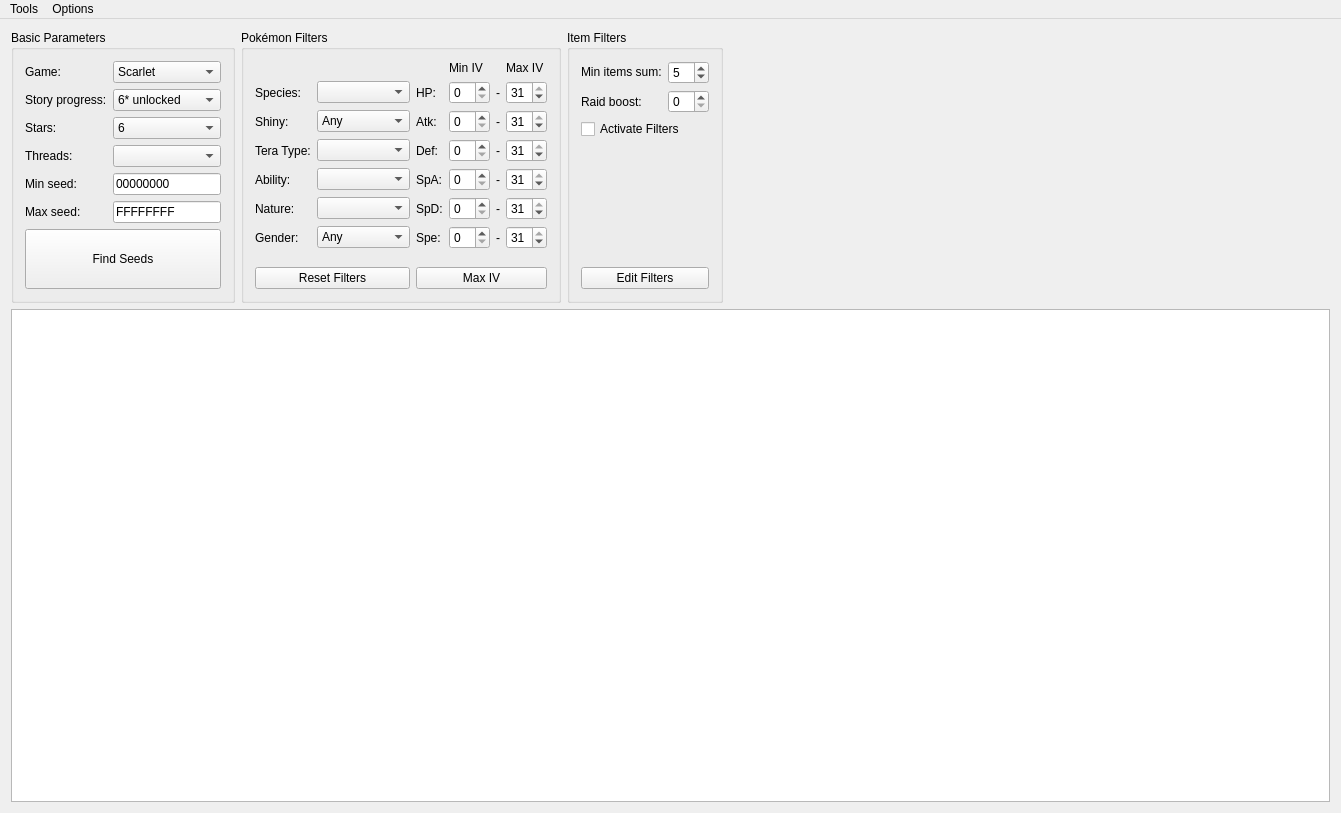
The window that RaidCalc/RaidCalc.ui (MewTracker/sv-research) describes before a commit, drawn with Qt 5.
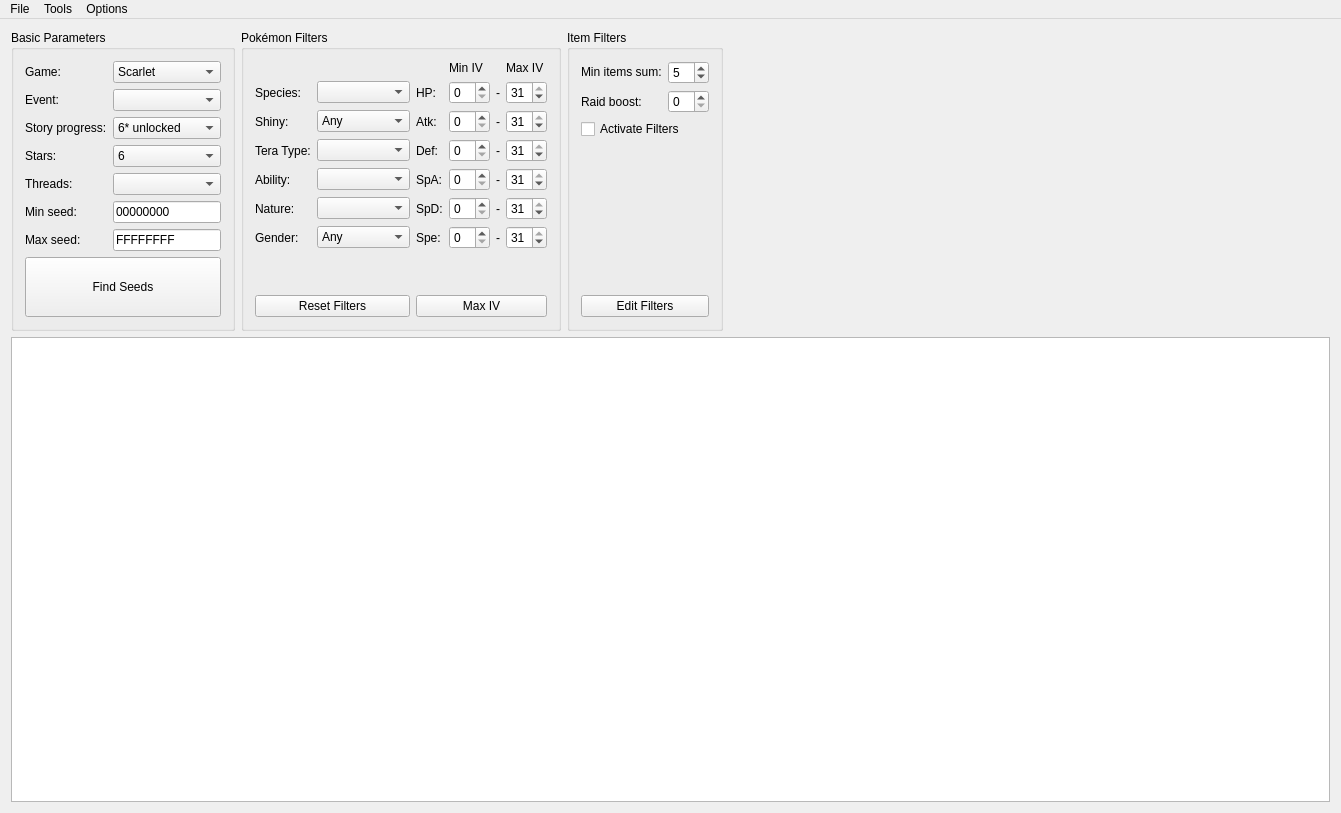
The same window after the commit.

Commit message: Added support for event raids

Diff of the .ui file:
```diff
--- a/RaidCalc/RaidCalc.ui
+++ b/RaidCalc/RaidCalc.ui
@@ -29,7 +29,49 @@
          <string>Basic Parameters</string>
         </property>
         <layout class="QGridLayout" name="gridLayout">
-         <item row="6" column="0" colspan="2">
+         <item row="2" column="1">
+          <widget class="QComboBox" name="comboBoxStage">
+           <property name="currentIndex">
+            <number>4</number>
+           </property>
+           <item>
+            <property name="text">
+             <string>None</string>
+            </property>
+           </item>
+           <item>
+            <property name="text">
+             <string>3* unlocked</string>
+            </property>
+           </item>
+           <item>
+            <property name="text">
+             <string>4* unlocked</string>
+            </property>
+           </item>
+           <item>
+            <property name="text">
+             <string>5* unlocked</string>
+            </property>
+           </item>
+           <item>
+            <property name="text">
+             <string>6* unlocked</string>
+            </property>
+           </item>
+          </widget>
+         </item>
+         <item row="4" column="0">
+          <widget class="QLabel" name="labelThreads">
+           <property name="text">
+            <string>Threads:</string>
+           </property>
+          </widget>
+         </item>
+         <item row="4" column="1">
+          <widget class="QComboBox" name="comboBoxThreads"/>
+         </item>
+         <item row="7" column="0" colspan="2">
           <widget class="QPushButton" name="buttonFindSeeds">
            <property name="minimumSize">
             <size>
@@ -42,28 +84,20 @@
            </property>
           </widget>
          </item>
-         <item row="3" column="0">
-          <widget class="QLabel" name="labelThreads">
-           <property name="text">
-            <string>Threads:</string>
+         <item row="6" column="1">
+          <widget class="QLineEdit" name="editMaxSeed">
+           <property name="sizePolicy">
+            <sizepolicy hsizetype="Preferred" vsizetype="Fixed">
+             <horstretch>0</horstretch>
+             <verstretch>0</verstretch>
+            </sizepolicy>
            </property>
-          </widget>
-         </item>
-         <item row="5" column="0">
-          <widget class="QLabel" name="labelMaxSeed">
            <property name="text">
-            <string>Max seed:</string>
+            <string>FFFFFFFF</string>
            </property>
           </widget>
          </item>
-         <item row="4" column="0">
-          <widget class="QLabel" name="labelMinSeed">
-           <property name="text">
-            <string>Min seed:</string>
-           </property>
-          </widget>
-         </item>
-         <item row="4" column="1">
+         <item row="5" column="1">
           <widget class="QLineEdit" name="editMinSeed">
            <property name="sizePolicy">
             <sizepolicy hsizetype="Preferred" vsizetype="Fixed">
@@ -76,14 +110,42 @@
            </property>
           </widget>
          </item>
-         <item row="2" column="0">
+         <item row="3" column="0">
           <widget class="QLabel" name="labelStars">
            <property name="text">
             <string>Stars:</string>
            </property>
           </widget>
          </item>
-         <item row="2" column="1">
+         <item row="6" column="0">
+          <widget class="QLabel" name="labelMaxSeed">
+           <property name="text">
+            <string>Max seed:</string>
+           </property>
+          </widget>
+         </item>
+         <item row="0" column="0">
+          <widget class="QLabel" name="labelGame">
+           <property name="text">
+            <string>Game:</string>
+           </property>
+          </widget>
+         </item>
+         <item row="0" column="1">
+          <widget class="QComboBox" name="comboBoxGame">
+           <item>
+            <property name="text">
+             <string>Scarlet</string>
+            </property>
+           </item>
+           <item>
+            <property name="text">
+             <string>Violet</string>
+            </property>
+           </item>
+          </widget>
+         </item>
+         <item row="3" column="1">
           <widget class="QComboBox" name="comboBoxStars">
            <property name="currentIndex">
             <number>5</number>
@@ -118,33 +180,6 @@
              <string>6</string>
             </property>
            </item>
-          </widget>
-         </item>
-         <item row="5" column="1">
-          <widget class="QLineEdit" name="editMaxSeed">
-           <property name="sizePolicy">
-            <sizepolicy hsizetype="Preferred" vsizetype="Fixed">
-             <horstretch>0</horstretch>
-             <verstretch>0</verstretch>
-            </sizepolicy>
-           </property>
-           <property name="text">
-            <string>FFFFFFFF</string>
-           </property>
-          </widget>
-         </item>
-         <item row="0" column="0">
-          <widget class="QLabel" name="labelGame">
-           <property name="text">
-            <string>Game:</string>
-           </property>
-          </widget>
-         </item>
-         <item row="3" column="1">
-          <widget class="QComboBox" name="comboBoxThreads"/>
-         </item>
-         <item row="0" column="1">
-          <widget class="QComboBox" name="comboBoxGame">
            <item>
             <property name="text">
              <string>Scarlet</string>
@@ -157,43 +192,28 @@
            </item>
           </widget>
          </item>
-         <item row="1" column="0">
-          <widget class="QLabel" name="label">
+         <item row="2" column="0">
+          <widget class="QLabel" name="labelStage">
            <property name="text">
             <string>Story progress:</string>
            </property>
           </widget>
          </item>
+         <item row="5" column="0">
+          <widget class="QLabel" name="labelMinSeed">
+           <property name="text">
+            <string>Min seed:</string>
+           </property>
+          </widget>
+         </item>
          <item row="1" column="1">
-          <widget class="QComboBox" name="comboBoxStory">
-           <property name="currentIndex">
-            <number>4</number>
+          <widget class="QComboBox" name="comboBoxEvent"/>
+         </item>
+         <item row="1" column="0">
+          <widget class="QLabel" name="labelEvent">
+           <property name="text">
+            <string>Event:</string>
            </property>
-           <item>
-            <property name="text">
-             <string>None</string>
-            </property>
-           </item>
-           <item>
-            <property name="text">
-             <string>3* unlocked</string>
-            </property>
-           </item>
-           <item>
-            <property name="text">
-             <string>4* unlocked</string>
-            </property>
-           </item>
-           <item>
-            <property name="text">
-             <string>5* unlocked</string>
-            </property>
-           </item>
-           <item>
-            <property name="text">
-             <string>6* unlocked</string>
-            </property>
-           </item>
           </widget>
          </item>
         </layout>
@@ -674,6 +694,16 @@
     <addaction name="actionSettings"/>
     <addaction name="actionAbout"/>
    </widget>
+   <widget class="QMenu" name="menuFile">
+    <property name="title">
+     <string>File</string>
+    </property>
+    <addaction name="separator"/>
+    <addaction name="actionExportSeeds"/>
+    <addaction name="separator"/>
+    <addaction name="actionExit"/>
+   </widget>
+   <addaction name="menuFile"/>
    <addaction name="menuTools"/>
    <addaction name="menuOptions"/>
   </widget>
```
Left out of the diff: 20 changed lines with no effect on the pictures. The commit also changes 51 other files.
